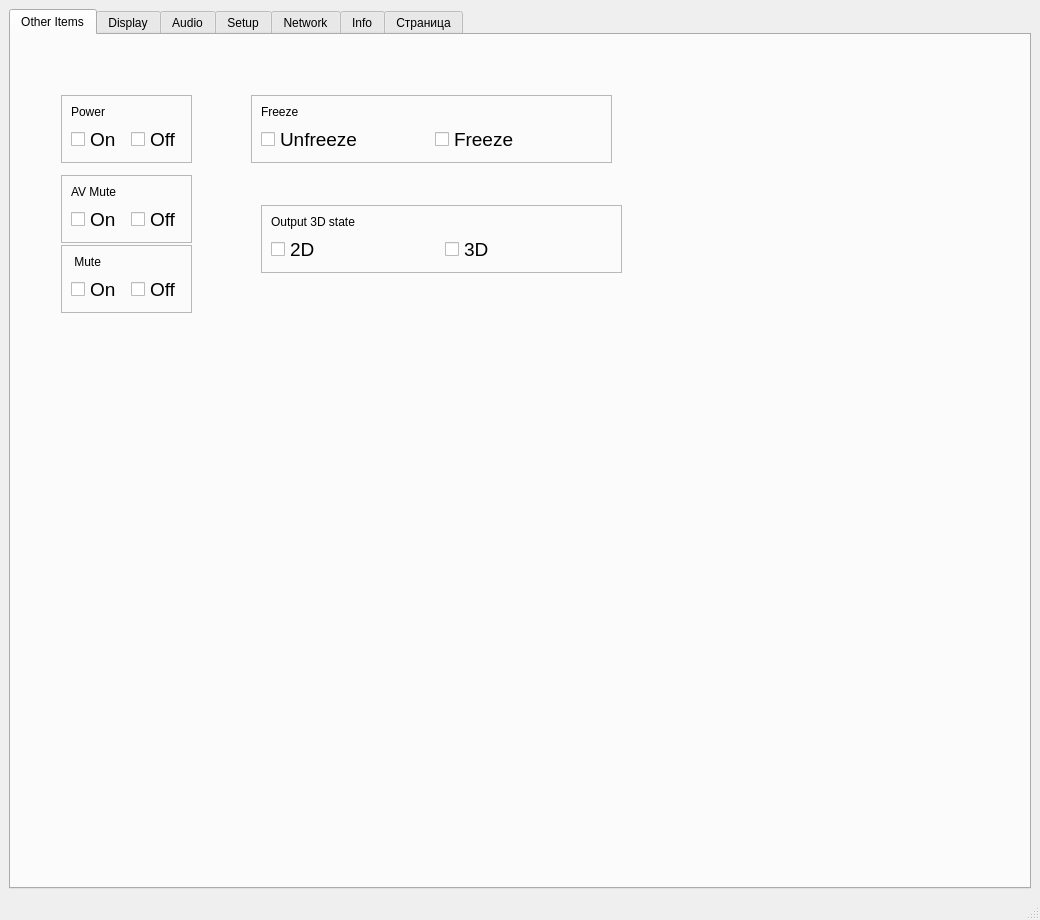
Before: the Qt Designer form mainwindow.ui in SergS-cod/imul, drawn with Qt 5.
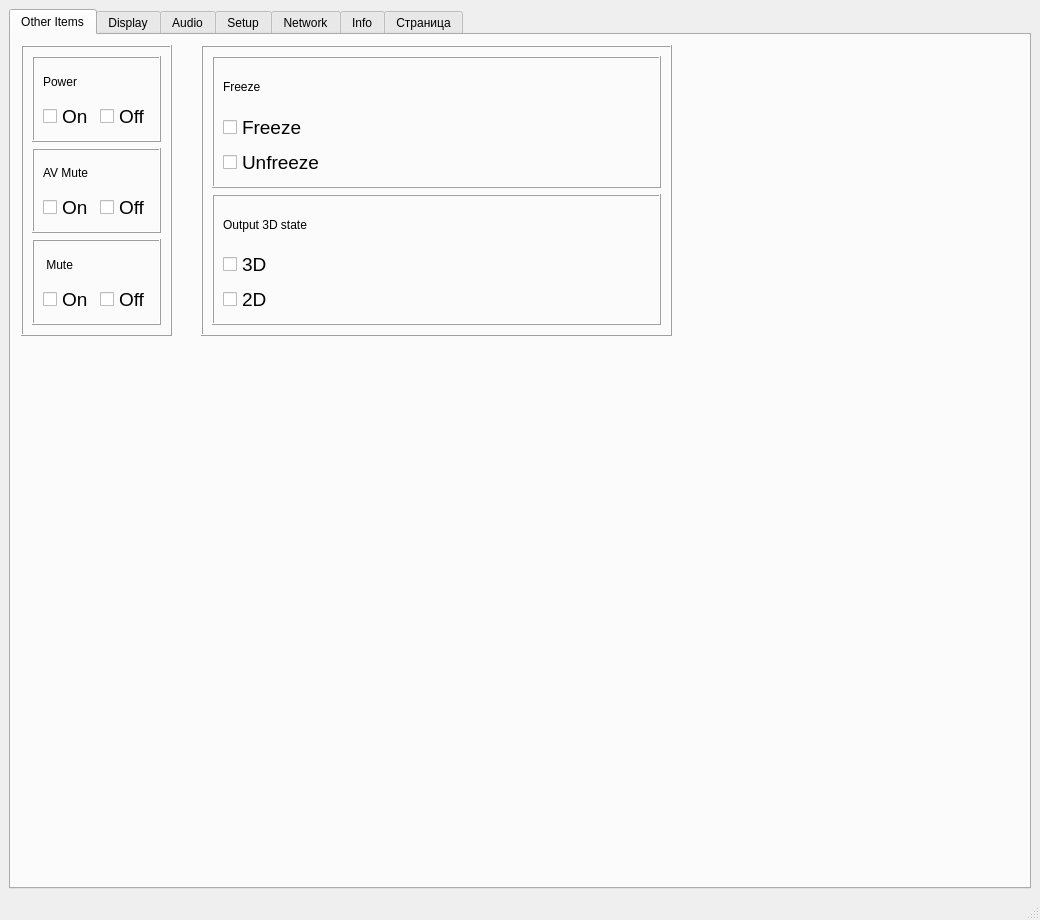
After: the same form once the commit is applied. The open tabs and pages were chosen to show the change.

```diff
--- a/mainwindow.ui
+++ b/mainwindow.ui
@@ -24,17 +24,26 @@
        <attribute name="title">
         <string>Other Items</string>
        </attribute>
+       <widget class="QFrame" name="frame">
+        <property name="geometry">
+         <rect>
+          <x>10</x>
+          <y>10</y>
+          <width>151</width>
+          <height>291</height>
+         </rect>
+        </property>
+        <property name="frameShape">
+         <enum>QFrame::Box</enum>
+        </property>
+        <property name="frameShadow">
+         <enum>QFrame::Raised</enum>
+        </property>
+        <layout class="QVBoxLayout" name="verticalLayout_5">
+         <item>
        <widget class="QFrame" name="frame_32">
-        <property name="geometry">
-         <rect>
-          <x>50</x>
-          <y>60</y>
-          <width>131</width>
-          <height>68</height>
-         </rect>
-        </property>
         <property name="frameShape">
-         <enum>QFrame::StyledPanel</enum>
+            <enum>QFrame::Box</enum>
         </property>
         <property name="frameShadow">
          <enum>QFrame::Raised</enum>
@@ -73,17 +82,11 @@
          </item>
         </layout>
        </widget>
+         </item>
+         <item>
        <widget class="QFrame" name="frame_33">
-        <property name="geometry">
-         <rect>
-          <x>50</x>
-          <y>140</y>
-          <width>131</width>
-          <height>68</height>
-         </rect>
-        </property>
         <property name="frameShape">
-         <enum>QFrame::StyledPanel</enum>
+            <enum>QFrame::Box</enum>
         </property>
         <property name="frameShadow">
          <enum>QFrame::Raised</enum>
@@ -122,17 +125,11 @@
          </item>
         </layout>
        </widget>
+         </item>
+         <item>
        <widget class="QFrame" name="frame_34">
-        <property name="geometry">
-         <rect>
-          <x>50</x>
-          <y>210</y>
-          <width>131</width>
-          <height>68</height>
-         </rect>
-        </property>
         <property name="frameShape">
-         <enum>QFrame::StyledPanel</enum>
+            <enum>QFrame::Box</enum>
         </property>
         <property name="frameShadow">
          <enum>QFrame::Raised</enum>
@@ -171,30 +168,54 @@
          </item>
         </layout>
        </widget>
+         </item>
+        </layout>
+       </widget>
+       <widget class="QFrame" name="frame_2">
+        <property name="geometry">
+         <rect>
+          <x>190</x>
+          <y>10</y>
+          <width>471</width>
+          <height>291</height>
+         </rect>
+        </property>
+        <property name="frameShape">
+         <enum>QFrame::Box</enum>
+        </property>
+        <property name="frameShadow">
+         <enum>QFrame::Raised</enum>
+        </property>
+        <layout class="QVBoxLayout" name="verticalLayout_8">
+         <item>
        <widget class="QFrame" name="frame_35">
-        <property name="geometry">
-         <rect>
-          <x>240</x>
-          <y>60</y>
-          <width>361</width>
-          <height>68</height>
-         </rect>
-        </property>
         <property name="frameShape">
-         <enum>QFrame::StyledPanel</enum>
+            <enum>QFrame::Box</enum>
         </property>
         <property name="frameShadow">
          <enum>QFrame::Raised</enum>
         </property>
-        <layout class="QGridLayout" name="gridLayout_11">
-         <item row="0" column="0" colspan="2">
+           <layout class="QVBoxLayout" name="verticalLayout_6">
+            <item>
           <widget class="QLabel" name="label_30">
            <property name="text">
             <string>Freeze</string>
            </property>
           </widget>
          </item>
-         <item row="1" column="0">
+            <item>
+             <widget class="QCheckBox" name="Freeze">
+              <property name="font">
+               <font>
+                <pointsize>14</pointsize>
+               </font>
+              </property>
+              <property name="text">
+               <string>Freeze</string>
+              </property>
+             </widget>
+            </item>
+            <item>
           <widget class="QCheckBox" name="Unfreeze">
            <property name="font">
             <font>
@@ -206,44 +227,38 @@
            </property>
           </widget>
          </item>
-         <item row="1" column="1">
-          <widget class="QCheckBox" name="Freeze">
-           <property name="font">
-            <font>
-             <pointsize>14</pointsize>
-            </font>
-           </property>
-           <property name="text">
-            <string>Freeze</string>
-           </property>
-          </widget>
-         </item>
-        </layout>
-       </widget>
+           </layout>
+          </widget>
+         </item>
+         <item>
        <widget class="QFrame" name="frame_36">
-        <property name="geometry">
-         <rect>
-          <x>250</x>
-          <y>170</y>
-          <width>361</width>
-          <height>68</height>
-         </rect>
-        </property>
         <property name="frameShape">
-         <enum>QFrame::StyledPanel</enum>
+            <enum>QFrame::Box</enum>
         </property>
         <property name="frameShadow">
          <enum>QFrame::Raised</enum>
         </property>
-        <layout class="QGridLayout" name="gridLayout_12">
-         <item row="0" column="0" colspan="2">
+           <layout class="QVBoxLayout" name="verticalLayout_7">
+            <item>
           <widget class="QLabel" name="label_31">
            <property name="text">
             <string>Output 3D state</string>
            </property>
           </widget>
          </item>
-         <item row="1" column="0">
+            <item>
+             <widget class="QCheckBox" name="DDD">
+              <property name="font">
+               <font>
+                <pointsize>14</pointsize>
+               </font>
+              </property>
+              <property name="text">
+               <string>3D</string>
+              </property>
+             </widget>
+            </item>
+            <item>
           <widget class="QCheckBox" name="DD">
            <property name="font">
             <font>
@@ -255,16 +270,7 @@
            </property>
           </widget>
          </item>
-         <item row="1" column="1">
-          <widget class="QCheckBox" name="DDD">
-           <property name="font">
-            <font>
-             <pointsize>14</pointsize>
-            </font>
-           </property>
-           <property name="text">
-            <string>3D</string>
-           </property>
+           </layout>
           </widget>
          </item>
         </layout>
```
Left out of the diff: 144 changed lines with no effect on the pictures. Lines whose indentation alone changed are shown as unchanged.
